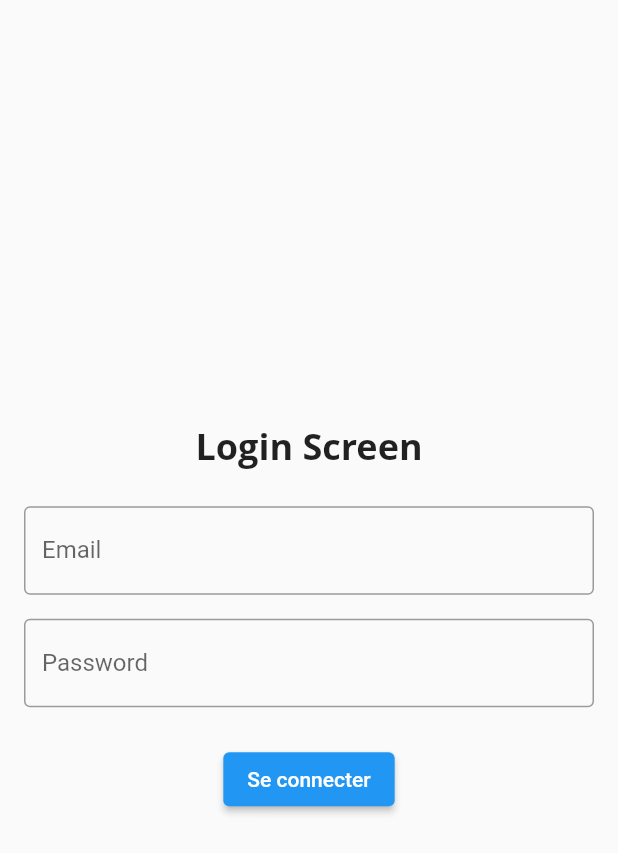
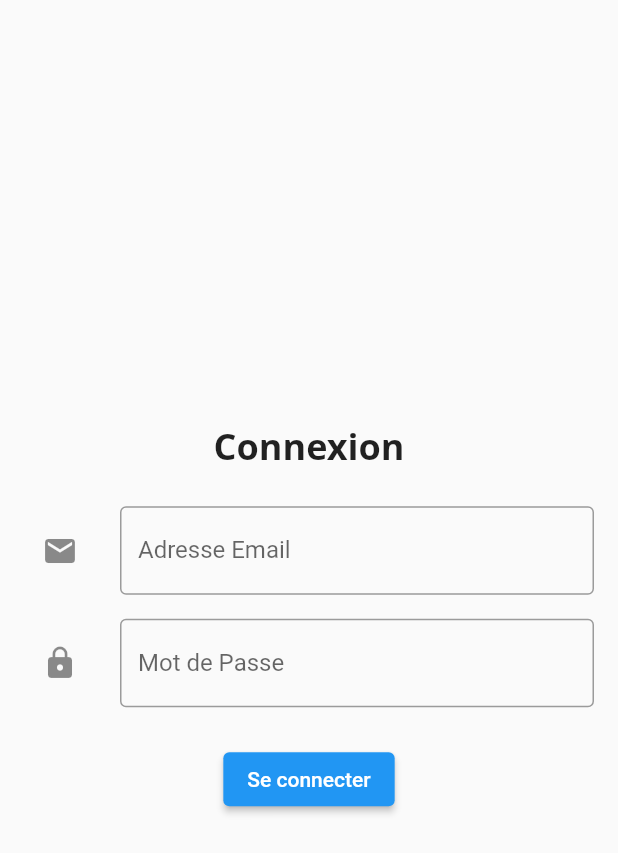
Before and after one commit to Drakx116/my-budget-app, a Flutter app: the screen it shows after launch, after a tap on "Se connecter", on a phone screen of 412 x 824 dp. Shown: the top 853 px of the screen. Run offline on Flutter 3.47's test engine with Material 2 defaults, Android fonts, the phone set to English and light mode, and no system bars; our stand-ins replace dio; Roboto replaces fonts that are missing (Open Sans).

Commit message:
feat(auth): Handle API call on login screen :sparkles:

```diff
--- a/lib/main.dart
+++ b/lib/main.dart
@@ -1,11 +1,15 @@
 import 'package:dio/dio.dart';
 import 'package:flutter/material.dart';
 import 'package:my_budget_app/screens/auth/login.screen.dart';
+import 'package:my_budget_app/services/api/auth/login.dart';
 import 'package:provider/provider.dart';
 
 void main() {
   runApp(MultiProvider(providers: [
-    Provider(create: (_) => Dio())
+    Provider(create: (_) => Dio()),
+    Provider<APIService>(
+      create: (ctx) => APIService(ctx.read()),
+    )
   ], child: const App()));
 }
 
--- a/lib/screens/auth/login.screen.dart
+++ b/lib/screens/auth/login.screen.dart
@@ -1,5 +1,4 @@
 import 'package:flutter/material.dart';
-import 'package:my_budget_app/components/base_container.dart';
 import 'package:my_budget_app/components/center_container.dart';
 import 'package:my_budget_app/utils/forms/login.form.dart';
 
@@ -13,7 +12,7 @@ class LoginScreen extends StatelessWidget
       // Login page title
       Padding(
         padding: EdgeInsets.symmetric(vertical: 16),
-        child: Text('Login Screen',
+        child: Text('Connexion',
           style: TextStyle(
               fontWeight: FontWeight.w700,
               fontFamily: 'Open Sans',
--- /dev/null
+++ b/lib/services/api/auth/login.dart
@@ -0,0 +1,27 @@
+import 'dart:convert';
+import 'package:dio/dio.dart';
+
+class APIService
+{
+  final Dio dio;
+
+  APIService(this.dio);
+
+  Future login({ required String email, required String password }) async {
+    var response = await dio.post('http://192.168.0.6:8000/api/auth/login',
+        options: Options(headers: {
+          'Content-Type': 'application/json'
+        }),
+        data: jsonEncode({ 'username': email, 'password': password })
+    );
+
+    if (response.statusCode != 200) {
+      return;
+    }
+
+    final json = jsonDecode(response.toString());
+    final String token = json['token'];
+
+    return token;
+  }
+}
--- a/lib/utils/forms/fields/text.field.dart
+++ b/lib/utils/forms/fields/text.field.dart
@@ -3,11 +3,16 @@ import 'package:flutter/material.dart';
 class FormTextField extends StatelessWidget
 {
   final String label;
+  final TextEditingController controller;
+  final IconData icon;
+
   final FormFieldValidator<String>? validator;
 
   const FormTextField({
     Key? key,
     required this.label,
+    required this.controller,
+    required this.icon,
     this.validator,
   }) : super(key: key);
 
@@ -16,11 +21,16 @@ class FormTextField extends StatelessWidget
     return Padding(
       padding: const EdgeInsets.symmetric(vertical: 8, horizontal: 0),
       child: TextFormField(
+        obscureText: (Icons.lock == icon),
         decoration: InputDecoration(
           border: const OutlineInputBorder(),
           labelText: label,
+          icon: IconButton(
+            icon: Icon(icon), onPressed: () {  },
+          )
         ),
-        validator: validator
+        validator: validator,
+        controller: controller,
       ),
     );
   }
--- a/lib/utils/forms/login.form.dart
+++ b/lib/utils/forms/login.form.dart
@@ -1,9 +1,12 @@
 import 'package:flutter/material.dart';
-import 'fields/text.field.dart';
+import 'package:my_budget_app/screens/homepage.screen.dart';
+import 'package:my_budget_app/services/api/auth/login.dart';
+import 'package:my_budget_app/utils/forms/fields/text.field.dart';
+import 'package:provider/provider.dart';
 
 class LoginForm extends StatefulWidget
 {
-  const LoginForm({Key? key}) : super(key: key);
+  const LoginForm({ Key? key }) : super(key: key);
 
   @override
   State<StatefulWidget> createState() {
@@ -13,18 +16,45 @@ class LoginForm extends StatefulWidget
 
 class _LoginFormState extends State<LoginForm>
 {
+  _LoginFormState();
+
+  final TextEditingController emailController = TextEditingController();
+  final TextEditingController passwordController = TextEditingController();
+
   @override
   Widget build(BuildContext context) {
+    final api = context.read<APIService>.call();
+
     return Form(
       key: GlobalKey<FormState>(),
       child: Column(
         children: [
-          const FormTextField(label: 'Email'),
-          const FormTextField(label: 'Password'),
+          FormTextField(label: 'Adresse Email', controller: emailController, icon: Icons.email),
+          FormTextField(label: 'Mot de Passe', controller: passwordController, icon: Icons.lock),
           Padding(
             padding: const EdgeInsets.symmetric(vertical: 16),
             child: ElevatedButton(
-                onPressed: () {},
+                onPressed: () async {
+                  try {
+                    var email = emailController.text;
+                    var password = passwordController.text;
+
+                    if (email.isEmpty || password.isEmpty) {
+                      return;
+                    }
+
+                    var token = await api.login(email: email, password: password);
+
+                    // TODO : Store token
+
+                    Navigator.push(context,
+                      MaterialPageRoute(builder: (context) => const HomepageScreen()),
+                    );
+                  } catch (e) {
+                    // TODO : Handle errors (401 especially)
+                    return;
+                  }
+                },
                 child: const Text('Se connecter')
             ),
           )
--- a/pubspec.yaml
+++ b/pubspec.yaml
@@ -34,7 +34,7 @@ dependencies:
   # The following adds the Cupertino Icons font to your application.
   # Use with the CupertinoIcons class for iOS style icons.
   cupertino_icons: ^1.0.2
-  dio: ^4.0.4
+  dio: ^4.0.6
   provider: ^6.0.2
 
 dev_dependencies:
```
Also changed, not shown: pubspec.lock, 1 other file.
